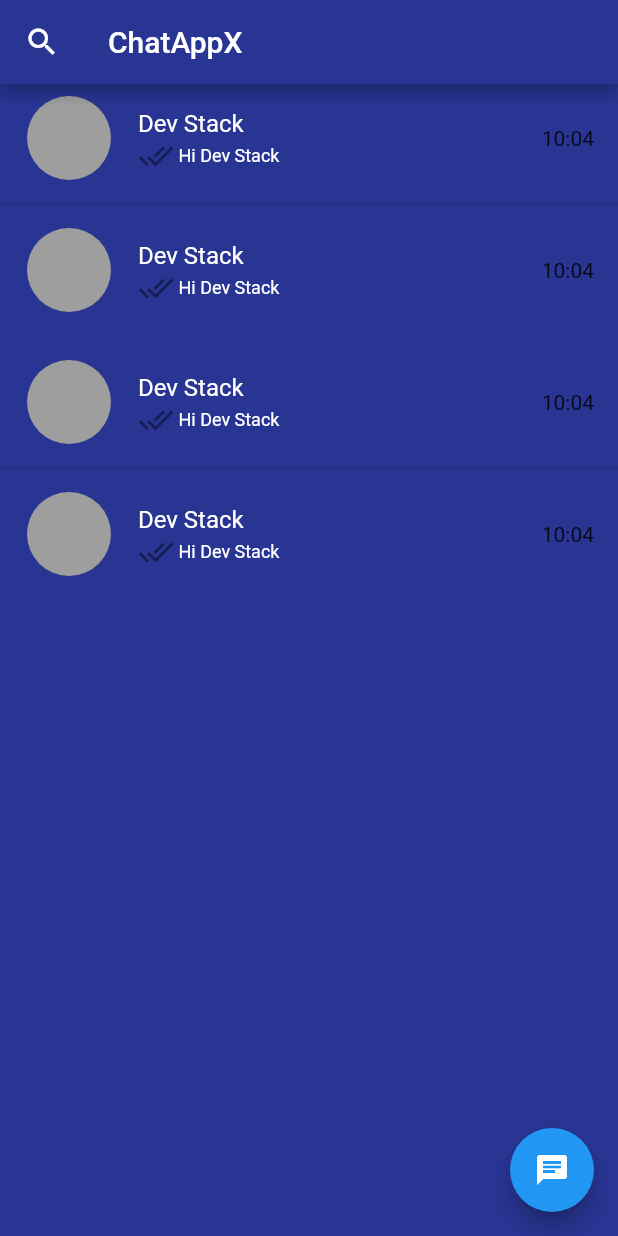
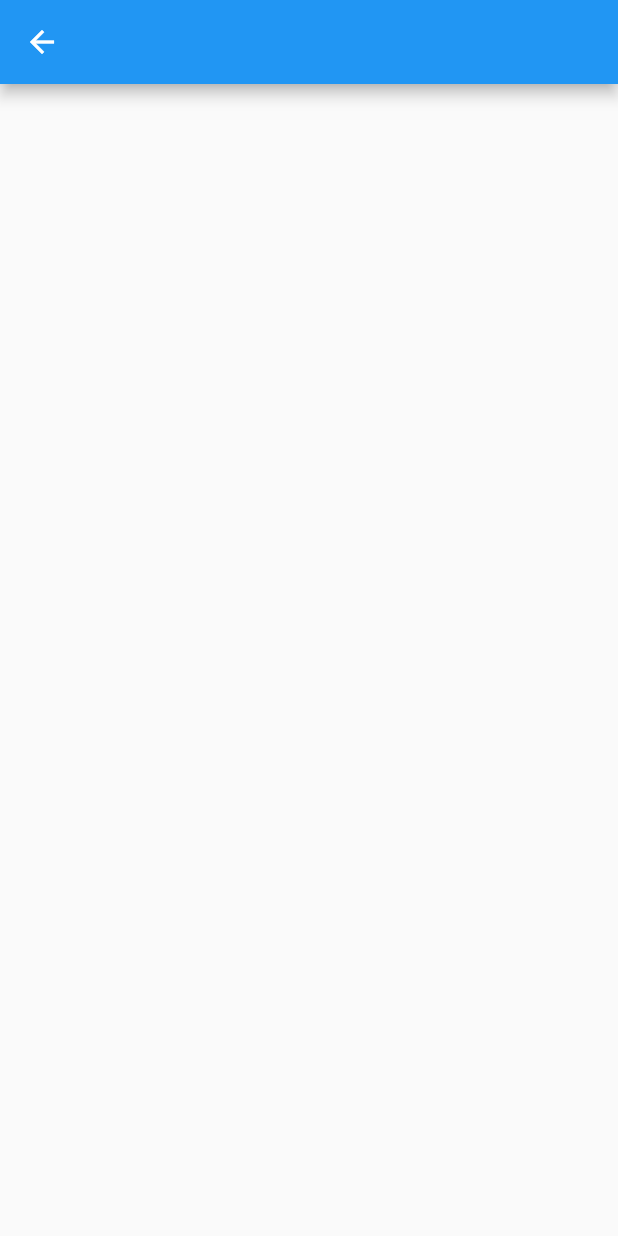
Before and after one commit to KubanychbekovT/chat, a Flutter app: the screen it shows after launch, after a tap on the "chat" icon, on a phone screen of 412 x 824 dp. Run offline on Flutter 3.47's test engine with Material 2 defaults, Android fonts, the phone set to English and light mode, and no system bars; our stand-ins replace bloc, device_preview, dio, formz, freezed_annotation, shared_preferences.

Commit message:
feat: add chat_dialog_page(ui)

```diff
--- a/lib/main.dart
+++ b/lib/main.dart
@@ -1,6 +1,7 @@
 import 'package:chat/presentation/core/widgets/app_widget.dart';
+import 'package:device_preview/device_preview.dart';
 import 'package:flutter/material.dart';
 
 void main() {
-  runApp(const AppWidget());
+  runApp(DevicePreview(builder: (context) =>  AppWidget()));
 }
--- a/lib/presentation/chat/chat_overview/chat_overivew_page.dart
+++ b/lib/presentation/chat/chat_overview/chat_overivew_page.dart
@@ -1,4 +1,6 @@
+import 'package:chat/presentation/chat/chat_dialog/chat_dialog_page.dart';
 import 'package:chat/presentation/chat/widgets/custom_card.dart';
+import 'package:chat/presentation/chat/widgets/select_contact.dart';
 import 'package:flutter/material.dart';
 
 class ChatOverviewPage extends StatefulWidget {
@@ -12,20 +14,26 @@ class _ChatOverviewPageState extends State<ChatOverviewPage> {
   @override
   Widget build(BuildContext context) {
     return Scaffold(
+      floatingActionButton: FloatingActionButton(
+        onPressed: () {
+          Navigator.push(context, MaterialPageRoute(builder: (context) => SelectContact()));
+        },
+        child: Icon(Icons.chat),
+      ),
       appBar: AppBar(
         title: Text('ChatAppX'),
-        backgroundColor: Colors.indigo.shade800,
+        backgroundColor: Color(0xff222e3a),
         leading: Icon(Icons.search, ),
       ),
       //drawer: Drawer,
-      backgroundColor: Colors.indigo.shade800,
-      floatingActionButton: FloatingActionButton(
-        onPressed: () {},
-        child: Icon(Icons.chat),
-      ),
+      backgroundColor: Color(0xff1b252f),
       body: ListView(
         children: [
-          CustomCard(),
+          GestureDetector(
+              onTap: () {
+                Navigator.push(context, MaterialPageRoute(builder: (context) => ChatDialogPage(),));
+              },
+              child: CustomCard()),
           Divider(),
           CustomCard(),
           Divider(),
--- a/lib/presentation/chat/widgets/custom_card.dart
+++ b/lib/presentation/chat/widgets/custom_card.dart
@@ -15,18 +15,16 @@ class CustomCard extends StatelessWidget {
       ),
       subtitle: Row(
         children: [
-          Icon(Icons.done_all),
-          SizedBox(width: 3),
           Text(
             'Hi Dev Stack',
             style: TextStyle(
               fontSize: 12,
-              color: Colors.white,
+              color: Colors.grey,
             ),
           ),
         ],
       ),
-      trailing: Text('10:04'),
+      trailing: Text('10:04', style: TextStyle(color: Colors.grey),),
     );
   }
 }
--- /dev/null
+++ b/lib/presentation/chat/widgets/select_contact.dart
@@ -0,0 +1,23 @@
+import 'package:flutter/material.dart';
+
+class SelectContact extends StatefulWidget {
+  const SelectContact({super.key});
+
+  @override
+  State<SelectContact> createState() => _SelectContactState();
+}
+
+class _SelectContactState extends State<SelectContact> {
+  @override
+  Widget build(BuildContext context) {
+    return Scaffold(
+    appBar: AppBar(
+      title: Column(
+        children: [
+
+        ],
+      ),
+    )
+    );
+  }
+}
--- a/pubspec.yaml
+++ b/pubspec.yaml
@@ -40,6 +40,7 @@ dependencies:
   formz: ^0.6.1
   dio: ^5.3.3
   shared_preferences: ^2.2.2
+  device_preview: ^1.1.0
 
 dev_dependencies:
   flutter_test:
```
Also changed, not shown: lib/presentation/chat/chat_dialog/chat_dialog_page.dart (+71 -0 lines), pubspec.lock.
